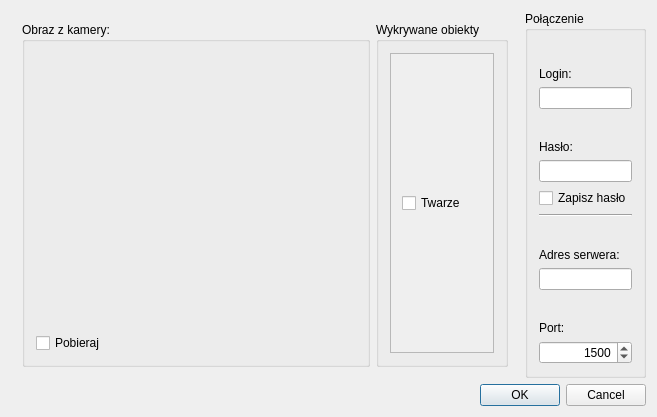
First picture: the form in app/CamDriver/configdialog.ui, repository mcharmas/Bazinga, before the edit.
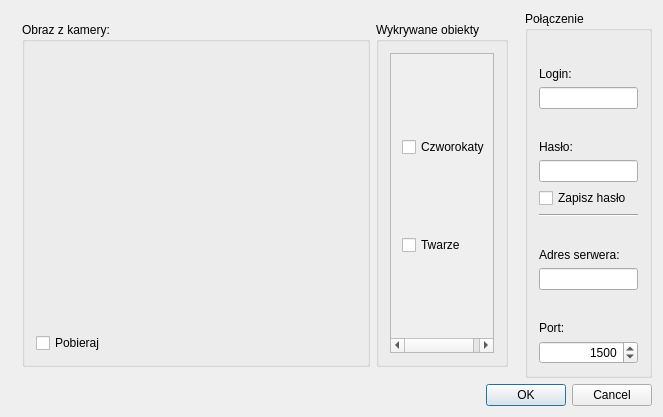
Second picture: the form after the edit. Icons and pictures are not drawn. Custom widgets are drawn as their Qt base class.

Commit message: dodana klasa quadrangles

What changed in the file:
```diff
--- a/app/CamDriver/configdialog.ui
+++ b/app/CamDriver/configdialog.ui
@@ -6,7 +6,7 @@
    <rect>
     <x>0</x>
     <y>0</y>
-    <width>640</width>
+    <width>663</width>
     <height>417</height>
    </rect>
   </property>
@@ -65,11 +65,18 @@
                <rect>
                 <x>0</x>
                 <y>0</y>
-                <width>92</width>
-                <height>315</height>
+                <width>112</width>
+                <height>285</height>
                </rect>
               </property>
               <layout class="QVBoxLayout" name="verticalLayout_3">
+               <item>
+                <widget class="QCheckBox" name="quadrangleCheckBox">
+                 <property name="text">
+                  <string>Czworokaty</string>
+                 </property>
+                </widget>
+               </item>
                <item>
                 <widget class="QCheckBox" name="facesCheckBox">
                  <property name="text">
```
Left out of the diff: 6 changed lines with no effect on the pictures. The commit also changes 5 other files.
